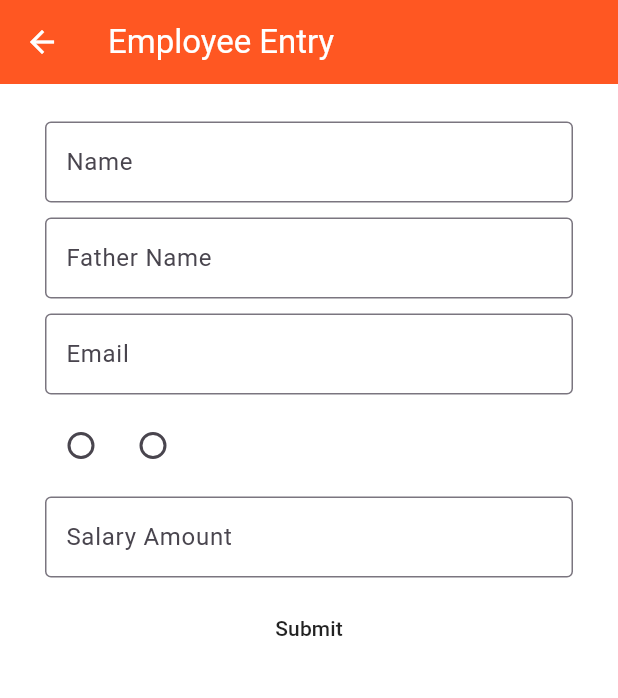
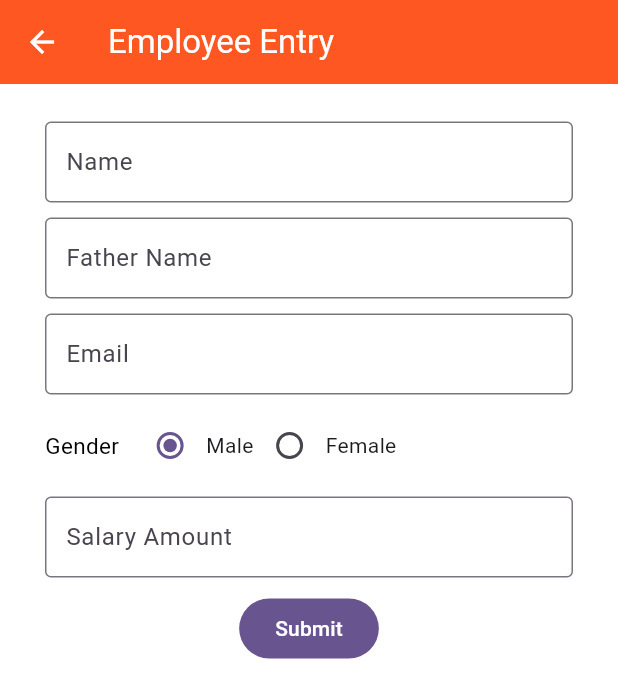
Before and after one commit to SenDevCk/myfirstflutterpro, a Flutter app: the EmployeeEntry screen opened directly, on a phone screen of 412 x 824 dp. Shown: the top 698 px of the screen. Run offline on Flutter 3.47's test engine with Material 3 defaults, Android fonts, the phone set to English and light mode, and no system bars; drawn by our look-alikes of reactive_forms; our stand-ins replace get, permission_handler, sqflite; accounts and stored records are empty.

Commit message:
changes for icons and radio button added in employee form

```diff
--- a/lib/activity/employee.dart
+++ b/lib/activity/employee.dart
@@ -1,7 +1,7 @@
 
 
 import 'dart:developer';
-import 'dart:math';
+
 
 import 'package:flutter/cupertino.dart';
 import 'package:flutter/material.dart';
@@ -22,7 +22,7 @@ class _EmployeeEntryState extends State<EmployeeEntry> {
         validators: [Validators.required, Validators.minLength(3)]),
     'email': FormControl<String>(
         validators: [Validators.required, Validators.email,]),
-    'gender': FormControl<String>(
+    'gender': FormControl<String>(value: 'M',
         validators: [Validators.required]),
     'salary': FormControl<double>(
         validators: [Validators.required, Validators.min(1000)])
@@ -102,16 +102,20 @@ class _EmployeeEntryState extends State<EmployeeEntry> {
               padding: EdgeInsets.only(left: 15,top: 10,right: 15,bottom: 0),
               child: Row(
                 children: <Widget>[
-                   ReactiveRadio(
-                       value: 'M',
-                     formControlName: 'gender',
-                     autofocus: true,
-                     onChanged: (control) => {
+                  Text('Gender',style: TextStyle(color: Colors.black,fontSize: 15),),
+                   Padding(padding:EdgeInsets.only(right: 10)),
+                  ReactiveRadio(
+                    value: 'M',
+                    formControlName: 'gender',
+                    autofocus: true,
 
-                     },
-                   ),
+                  ),
+                   Text('Male'),
                   ReactiveRadio(value: 'F',
-                    formControlName: 'gender',)
+                    formControlName: 'gender',
+                  ),
+                  Text('Female'),
+
                 ],
               )
           ),
@@ -137,14 +141,14 @@ class _EmployeeEntryState extends State<EmployeeEntry> {
              Padding(
                  padding: EdgeInsets.only(
                      left: 15, top: 10, right: 15, bottom: 0),
-             child: MaterialButton(
+             child: FilledButton(
                onPressed: () => {
-                 if(!form.invalid){
+                 if(form.invalid){
                     ScaffoldMessenger.of(context).showSnackBar(const SnackBar(
                       content: Text("Please Provide write data"),
                     ))
                  }else{
-                     //log('$form.value')
+                      log(form.value.toString())
                   }
                },
                child: Text('Submit'),
```
Also changed, not shown: lib/activity/menu_page.dart (+17 -16 lines).
